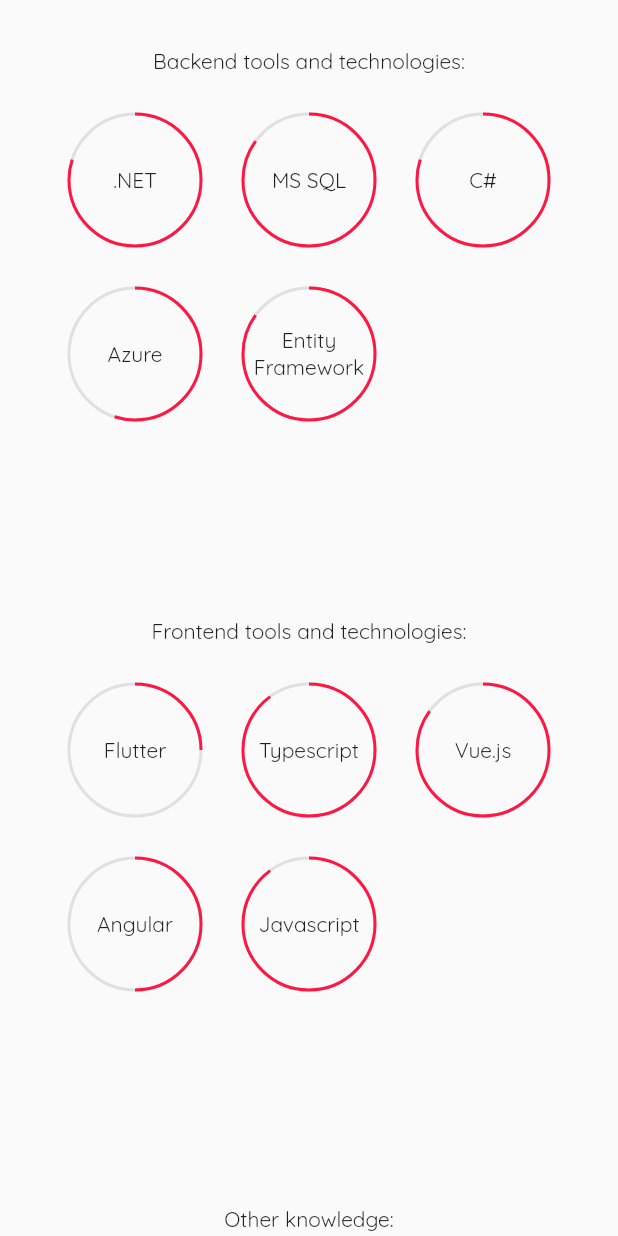
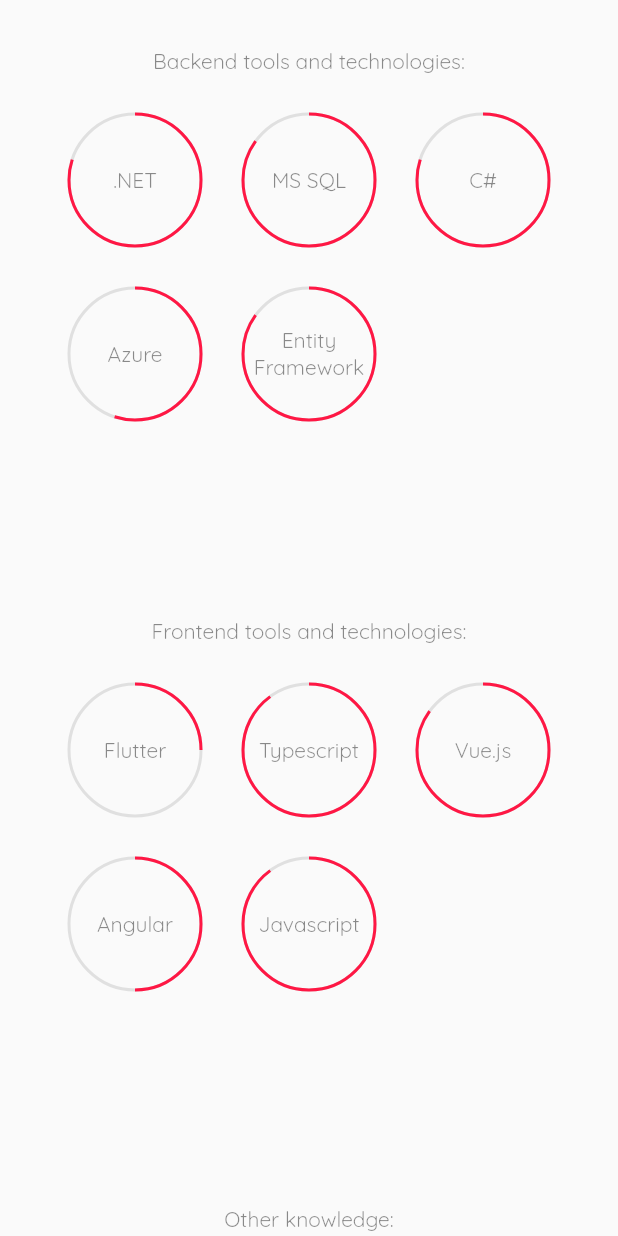
Before and after one commit to emirac/resume, a Flutter app: the AboutSkills widget shown alone on an empty page, opened directly, on a phone screen of 412 x 824 dp. Run offline on Flutter 3.47's test engine with Material 2 defaults, Android fonts, the light colour scheme and no system bars; drawn by our look-alikes of percent_indicator; our stand-ins replace carousel_slider, font_awesome_flutter; missing offline and left inert: dart:html.

Commit message:
Updated colors

```diff
--- a/lib/main.dart
+++ b/lib/main.dart
@@ -9,7 +9,6 @@
 import 'package:resume/utils/screen_sizes.dart';
 import 'package:resume/widgtes/common/menu/menu_large_medium.dart';
 import 'package:resume/widgtes/common/menu/menu_small.dart';
-import 'package:resume/widgtes/common/page_decorators/left_decorator.dart';
 import 'package:resume/widgtes/common/page_decorators/right_decorator.dart';
 
 void main() {
@@ -30,7 +29,7 @@
       title: 'Flutter Demo',
       theme: ThemeData(
         primaryColor: Colors.redAccent[400],
-        accentColor: Colors.grey[500],
+        accentColor: Colors.black45,
         highlightColor: Colors.grey[300],
         fontFamily: 'Quicksand',
       ),
--- a/lib/widgtes/about/about_page_large.dart
+++ b/lib/widgtes/about/about_page_large.dart
@@ -35,16 +35,32 @@
               crossAxisAlignment: CrossAxisAlignment.start,
               children: [
                 Text(
-                    'A Front-End developer with a growing interest for Back-End development.'),
+                  'A Front-End developer with a growing interest for Back-End development.',
+                  style: TextStyle(
+                    color: Theme.of(context).accentColor,
+                  ),
+                ),
                 SizedBox(height: 18),
                 Text(
-                    'I started my journey in the software development world as a Front-End developer. However, during my working experience, I had opportunities to touch some Back-End and even some DevOps, which sparked my curiosity and determination to grow my skills beyond Front-End.'),
+                  'I started my journey in the software development world as a Front-End developer. However, during my working experience, I had opportunities to touch some Back-End and even some DevOps, which sparked my curiosity and determination to grow my skills beyond Front-End.',
+                  style: TextStyle(
+                    color: Theme.of(context).accentColor,
+                  ),
+                ),
                 SizedBox(height: 18),
                 Text(
-                    'So as I continue to deepen my knowledge in JavaScript, I am also practising my Back-End skills with a goal of a Full-Stack developer in mind.'),
+                  'So as I continue to deepen my knowledge in JavaScript, I am also practising my Back-End skills with a goal of a Full-Stack developer in mind.',
+                  style: TextStyle(
+                    color: Theme.of(context).accentColor,
+                  ),
+                ),
                 SizedBox(height: 18),
                 Text(
-                    'Below you can see the technologies and tools that I am familiar with and how confident I am working with them.'),
+                  'Below you can see the technologies and tools that I am familiar with and how confident I am working with them.',
+                  style: TextStyle(
+                    color: Theme.of(context).accentColor,
+                  ),
+                ),
               ],
             ),
           ),
@@ -88,7 +104,12 @@
           children: [
             Column(
               children: [
-                Text('Backend tools and technologies:'),
+                Text(
+                  'Backend tools and technologies:',
+                  style: TextStyle(
+                    color: Theme.of(context).accentColor,
+                  ),
+                ),
                 SizedBox(
                   height: 12,
                 ),
@@ -107,7 +128,12 @@
             ),
             Column(
               children: [
-                Text('Frontend tools and technologies:'),
+                Text(
+                  'Frontend tools and technologies:',
+                  style: TextStyle(
+                    color: Theme.of(context).accentColor,
+                  ),
+                ),
                 SizedBox(
                   height: 12,
                 ),
@@ -129,7 +155,12 @@
                 SizedBox(
                   height: 12,
                 ),
-                Text('Other knowledge:'),
+                Text(
+                  'Other knowledge:',
+                  style: TextStyle(
+                    color: Theme.of(context).accentColor,
+                  ),
+                ),
                 SizedBox(
                   height: 24,
                 ),
--- a/lib/widgtes/about/skill_bullet_point.dart
+++ b/lib/widgtes/about/skill_bullet_point.dart
@@ -21,6 +21,9 @@
           Flexible(
             child: Text(
               this.item,
+              style: TextStyle(
+                color: Theme.of(context).accentColor,
+              ),
             ),
           ),
         ],
--- a/lib/widgtes/about/skill_progress_indicator.dart
+++ b/lib/widgtes/about/skill_progress_indicator.dart
@@ -16,6 +16,9 @@
       center: new Text(
         item,
         textAlign: TextAlign.center,
+        style: TextStyle(
+          color: Theme.of(context).accentColor,
+        ),
       ),
       progressColor: Theme.of(context).primaryColor,
     );
```
